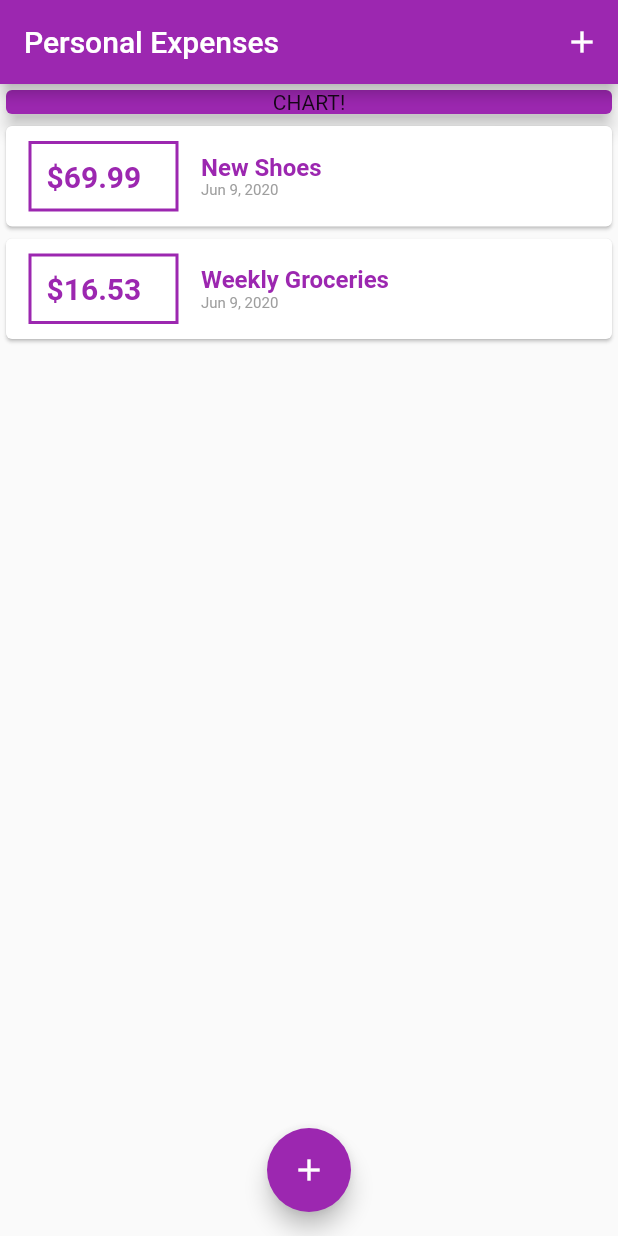
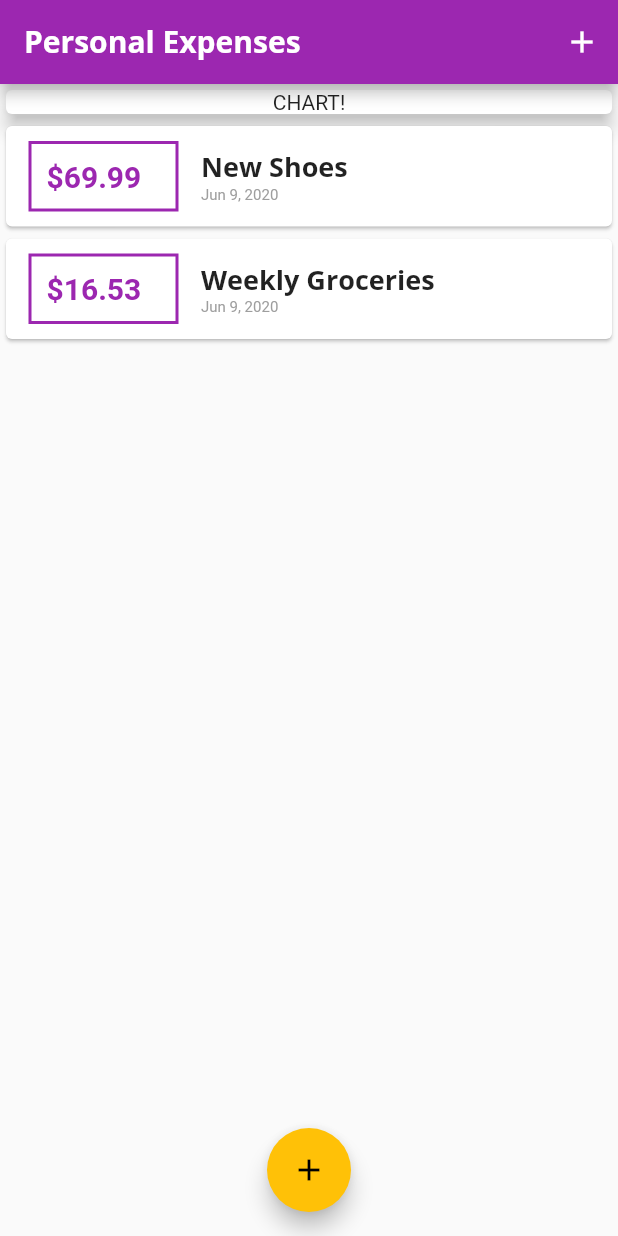
Before and after one commit to prabhaskumra/flutter-2020, a Flutter app: the screen it shows after launch, on a phone screen of 412 x 824 dp. Run offline on Flutter 3.47's test engine with Material 2 defaults, Android fonts, the phone set to English and light mode, and no system bars; Roboto replaces fonts that are missing (Open Sans).

Commit message:
Added Font Family

```diff
--- a/personal_expenses_app/lib/main.dart
+++ b/personal_expenses_app/lib/main.dart
@@ -9,7 +9,28 @@ class MyApp extends StatelessWidget {
   @override
   Widget build(BuildContext context) {
     return MaterialApp(
-      title: 'Flutter App',
+      title: 'Personal Expenses',
+      theme: ThemeData(
+        primarySwatch: Colors.purple,
+        accentColor: Colors.amber,
+        fontFamily: 'QuickSand',
+        textTheme: ThemeData.light().textTheme.copyWith(
+              headline6: TextStyle(
+                fontFamily: 'OpenSans',
+                fontWeight: FontWeight.bold,
+                fontSize: 18,
+              ),
+            ),
+        appBarTheme: AppBarTheme(
+          textTheme: ThemeData.light().textTheme.copyWith(
+                headline6: TextStyle(
+                  fontFamily: 'OpenSans',
+                  fontSize: 20,
+                  fontWeight: FontWeight.bold,
+                ),
+              ),
+        ),
+      ),
       home: MyHomePage(),
     );
   }
@@ -68,8 +89,11 @@ class _MyHomePageState extends State<MyHomePage> {
   Widget build(BuildContext context) {
     return Scaffold(
       appBar: AppBar(
-        title: Text('Personal Expenses'),
-        backgroundColor: Colors.purple,
+        title: Text(
+          'Personal Expenses',
+          style: TextStyle(fontFamily: 'Open Sans'),
+        ),
+        // backgroundColor: Colors.red,
         actions: <Widget>[
           IconButton(
             icon: Icon(
@@ -87,7 +111,7 @@ class _MyHomePageState extends State<MyHomePage> {
             Container(
               width: double.infinity,
               child: Card(
-                color: Colors.purple,
+                // color: Colors.red,
                 child: Text(
                   'CHART!',
                   textAlign: TextAlign.center,
@@ -103,7 +127,7 @@ class _MyHomePageState extends State<MyHomePage> {
       floatingActionButton: FloatingActionButton(
         child: Icon(Icons.add),
         onPressed: () => _startAddNewTransaction(context),
-        backgroundColor: Colors.purple,
+        // backgroundColor: Colors.purple,
       ),
     );
   }
--- a/personal_expenses_app/lib/widgets/transaction_list.dart
+++ b/personal_expenses_app/lib/widgets/transaction_list.dart
@@ -23,7 +23,7 @@ class TransactionList extends StatelessWidget {
                   ),
                   decoration: BoxDecoration(
                     border: Border.all(
-                      color: Colors.purple,
+                      color: Theme.of(context).primaryColor,
                       width: 2,
                     ),
                   ),
@@ -33,7 +33,7 @@ class TransactionList extends StatelessWidget {
                     style: TextStyle(
                       fontWeight: FontWeight.bold,
                       fontSize: 20,
-                      color: Colors.purple,
+                      color: Theme.of(context).primaryColor,
                     ),
                   ),
                   width: 100,
@@ -43,11 +43,7 @@ class TransactionList extends StatelessWidget {
                   children: <Widget>[
                     Text(
                       transactions[index].title,
-                      style: TextStyle(
-                        fontSize: 16,
-                        fontWeight: FontWeight.bold,
-                        color: Colors.purple,
-                      ),
+                      style: Theme.of(context).textTheme.headline6,
                     ),
                     Text(
                       DateFormat.yMMMd().format(transactions[index].date),
```
Also changed, not shown: personal_expenses_app/pubspec.yaml (+11 -6 lines), personal_expenses_app/assets/fonts/OpenSans-Bold.ttf (added), personal_expenses_app/assets/fonts/OpenSans-Regular.ttf (added), personal_expenses_app/assets/fonts/Quicksand-Bold.ttf (added), personal_expenses_app/assets/fonts/Quicksand-Light.ttf (added), personal_expenses_app/assets/fonts/Quicksand-Medium.ttf (added), personal_expenses_app/assets/fonts/Quicksand-Regular.ttf (added).
